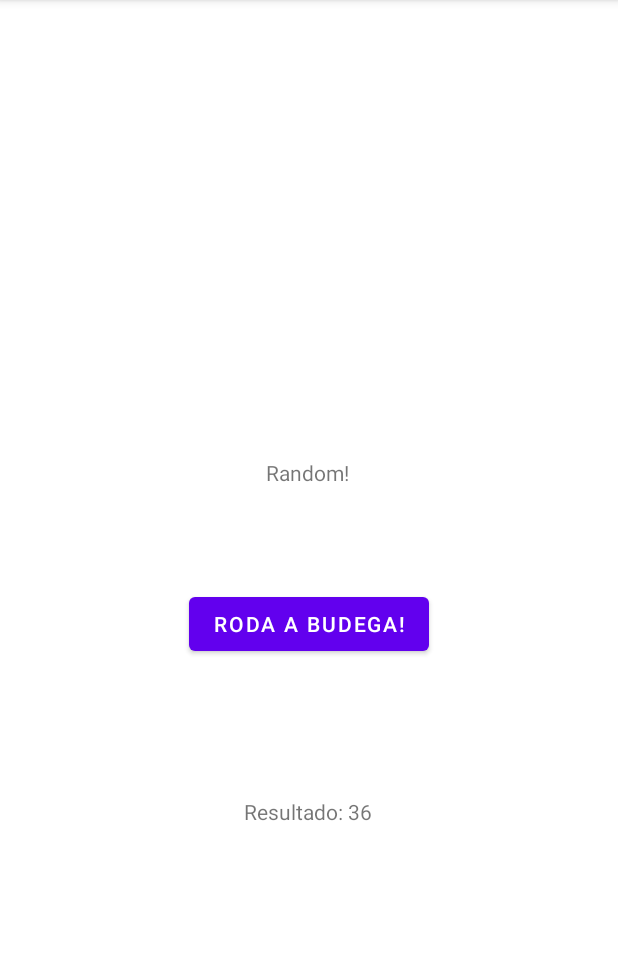
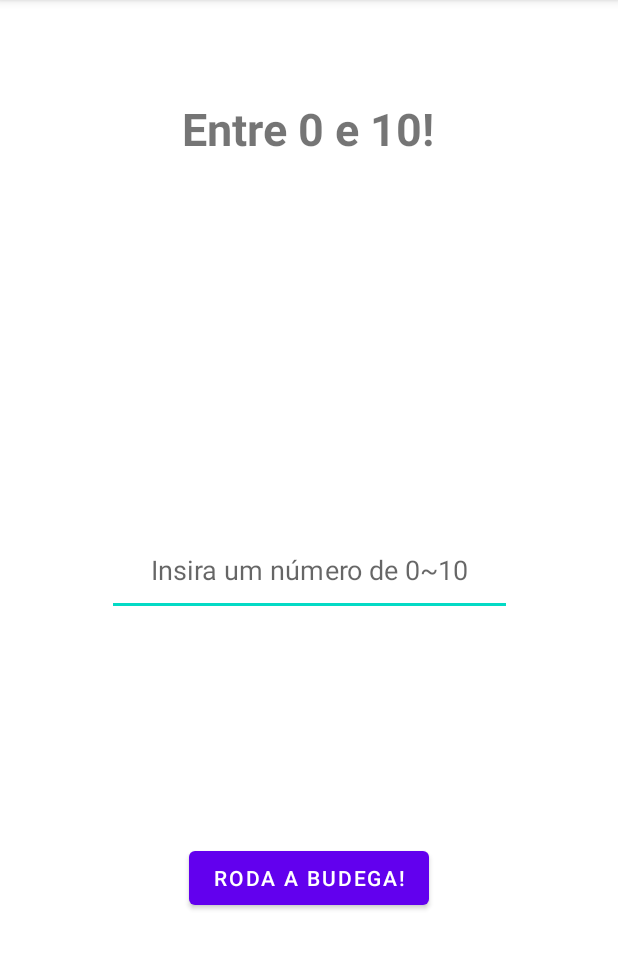
Before and after one commit to Caboaros/randomrandom, an Android app: the screen it shows after launch (MainActivity), after a tap on "RODA A BUDEGA!", on a phone screen of 412 x 824 dp, the part 84-1053 px from its top. Run offline under Robolectric (Android 15) with nearby library versions, the phone set to English and light mode, and no system bars.

Commit message:
- Compara o número inserido e vê se acertou.

```diff
--- a/app/src/main/java/com/example/randomrandom/MainActivity.java
+++ b/app/src/main/java/com/example/randomrandom/MainActivity.java
@@ -4,23 +4,54 @@ import androidx.appcompat.app.AppCompatActivity;
 
 import android.os.Bundle;
 import android.view.View;
+import android.widget.EditText;
 import android.widget.TextView;
 
 import java.util.Random;
 
 public class MainActivity extends AppCompatActivity {
 
+    EditText numEscolhido;
+    TextView textResultado;
+    TextView textoNumSorteado;
+
     @Override
     protected void onCreate(Bundle savedInstanceState) {
         super.onCreate(savedInstanceState);
         setContentView(R.layout.activity_main);
+
+        numEscolhido = findViewById(R.id.edit_numInput);
+        textResultado = findViewById(R.id.textAcertou);
+        textoNumSorteado= findViewById(R.id.result);
     }
 
     public void rodar(View view) {
-        TextView texto = findViewById(R.id.result);
 
-        int num = new Random().nextInt(100);
+        int max = 10;
+        int numRand = new Random().nextInt(max + 1);
 
-        texto.setText("Resultado: " + num);
+        String numInput = numEscolhido.getText().toString();
+
+        if(validar(numInput)){
+            textoNumSorteado.setText("Sorteado: " + numRand);
+            int escolhido = Integer.parseInt(numInput);
+
+            if (numRand == escolhido)
+                textResultado.setText("ACERTOU!");
+            else
+                textResultado.setText("ERROU!");
+            if (escolhido > max)
+                textResultado.setText("Entre 0 e 10!");
+        }
+        else {
+            textResultado.setText("Entre 0 e 10!");
+        }
+    }
+
+    public Boolean validar (String num){
+        if(num == null || num.equals(""))
+            return false;
+        else
+            return true;
     }
 }
--- a/app/src/main/res/layout/activity_main.xml
+++ b/app/src/main/res/layout/activity_main.xml
@@ -7,39 +7,59 @@
     tools:context=".MainActivity">
 
     <TextView
-        android:id="@+id/textView"
+        android:id="@+id/textAcertou"
         android:layout_width="wrap_content"
         android:layout_height="wrap_content"
+        android:layout_marginTop="8dp"
+        android:layout_marginBottom="52dp"
         android:text="Random!"
-        app:layout_constraintBottom_toBottomOf="parent"
+        android:textSize="30sp"
+        android:textStyle="bold"
+        app:layout_constraintBottom_toTopOf="@+id/result"
+        app:layout_constraintEnd_toEndOf="parent"
         app:layout_constraintHorizontal_bias="0.498"
-        app:layout_constraintLeft_toLeftOf="parent"
-        app:layout_constraintRight_toRightOf="parent"
-        app:layout_constraintTop_toTopOf="parent"
-        app:layout_constraintVertical_bias="0.408" />
+        app:layout_constraintStart_toStartOf="parent"
+        app:layout_constraintTop_toTopOf="parent" />
 
     <TextView
         android:id="@+id/result"
         android:layout_width="wrap_content"
         android:layout_height="wrap_content"
+        android:layout_marginBottom="35dp"
         android:text=""
+        android:textSize="36sp"
+        android:textStyle="bold"
+        app:layout_constraintBottom_toTopOf="@+id/edit_numInput"
+        app:layout_constraintEnd_toEndOf="parent"
+        app:layout_constraintStart_toStartOf="parent"
+        app:layout_constraintTop_toBottomOf="@+id/textAcertou" />
+
+    <EditText
+        android:id="@+id/edit_numInput"
+        android:layout_width="270dp"
+        android:layout_height="53dp"
+        android:layout_marginTop="8dp"
+        android:layout_marginBottom="8dp"
+        android:ems="10"
+        android:gravity="center_horizontal"
+        android:hint="Insira um número de 0~10"
+        android:inputType="number"
+        android:textAlignment="center"
         app:layout_constraintBottom_toBottomOf="parent"
-        app:layout_constraintHorizontal_bias="0.498"
-        app:layout_constraintLeft_toLeftOf="parent"
-        app:layout_constraintRight_toRightOf="parent"
-        app:layout_constraintTop_toTopOf="parent"
-        app:layout_constraintVertical_bias="0.71" />
+        app:layout_constraintEnd_toEndOf="parent"
+        app:layout_constraintStart_toStartOf="parent"
+        app:layout_constraintTop_toTopOf="parent" />
 
     <Button
         android:id="@+id/rodabudega"
         android:layout_width="wrap_content"
         android:layout_height="wrap_content"
+        android:layout_marginBottom="8dp"
+        android:onClick="rodar"
         android:text="Roda a budega!"
-        android:onClick="rodar"
         app:layout_constraintBottom_toBottomOf="parent"
         app:layout_constraintEnd_toEndOf="parent"
         app:layout_constraintStart_toStartOf="parent"
-        app:layout_constraintTop_toBottomOf="@+id/textView"
-        app:layout_constraintVertical_bias="0.17000002" />
+        app:layout_constraintTop_toBottomOf="@+id/edit_numInput" />
 
 </androidx.constraintlayout.widget.ConstraintLayout>
```
